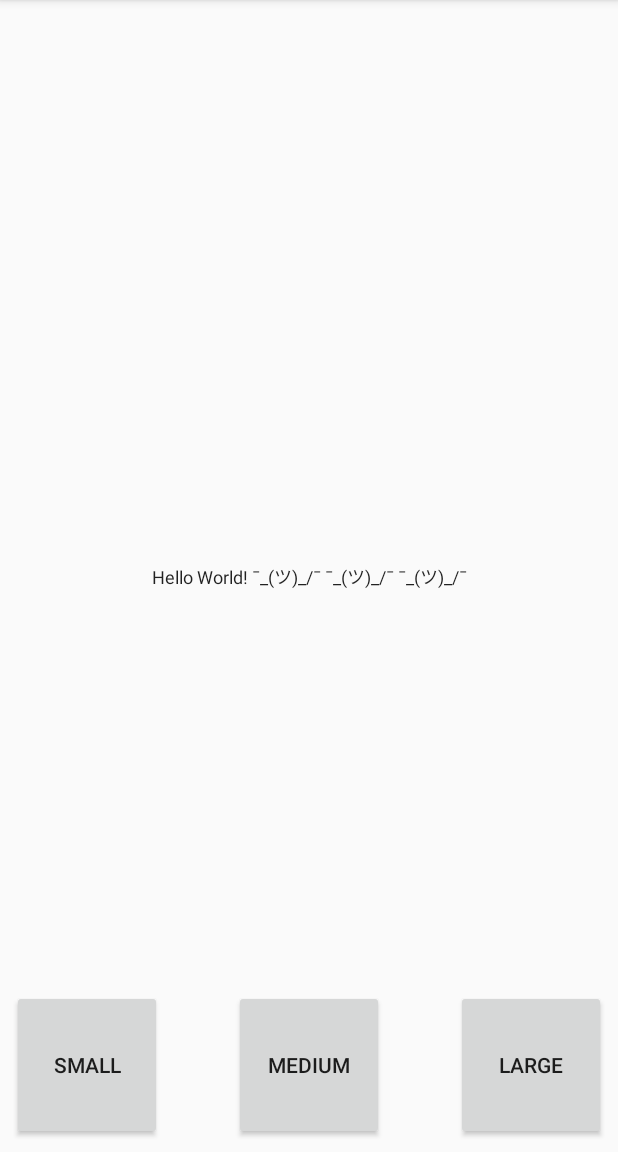
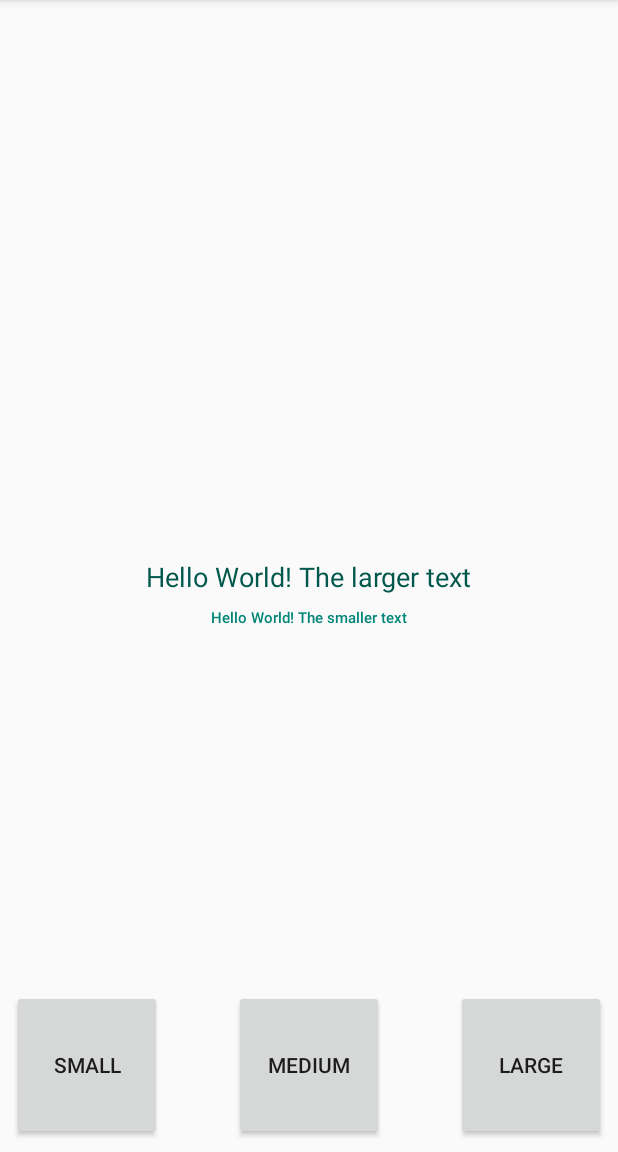
Before and after one commit to TimHyatt707/android-fontsize-study, an Android app: the screen it shows after launch (MainActivity), after a tap on "SMALL", on a phone screen of 412 x 824 dp, the part 84-1236 px from its top. Run offline under Robolectric (Android 15) with nearby library versions, the phone set to English and light mode, and no system bars.

Commit message:
finished sample implementation of overriding font themes for user accessibility

```diff
--- a/app/src/main/java/com/example/android/fontsizestudy/MainActivity.kt
+++ b/app/src/main/java/com/example/android/fontsizestudy/MainActivity.kt
@@ -9,22 +9,38 @@ import android.content.Intent
 
 class MainActivity : AppCompatActivity() {
 
+    companion object {
+        const val SMALL_FONT = "Small"
+        const val MEDIUM_FONT = "Medium"
+        const val LARGE_FONT = "Large"
+        const val FONT_SIZE_KEY = "FONT_SIZE"
+        const val PACKAGE_NAME = "com.example.android.fontsizestudy"
+    }
+
     override fun onCreate(savedInstanceState: Bundle?) {
-        val settings = getSharedPreferences("com.example.android.fontsizestudy", Context.MODE_PRIVATE)
+        val settings = getSharedPreferences(PACKAGE_NAME, Context.MODE_PRIVATE)
 
-        val fontSizePref = settings.getString("FONT_SIZE", "Medium")
+        val fontSizePref = settings.getString(FONT_SIZE_KEY, MEDIUM_FONT)
 
-        var themeId = R.style.Theme_TextMedium
-        if (fontSizePref == "Small") {
-            themeId = R.style.Theme_TextSmall
-        } else if (fontSizePref == "Large") {
-            themeId = R.style.Theme_TextLarge
+        // Default size
+        var themeId = R.style.ThemeMediumFont
+
+        when (fontSizePref) {
+            SMALL_FONT -> {
+                themeId = R.style.ThemeSmallFont
+            }
+            LARGE_FONT -> {
+                themeId = R.style.ThemeLargeFont
+            }
+            else -> { }
         }
 
         setTheme(themeId)
 
+        // Theme must be set before onCreate
         super.onCreate(savedInstanceState)
         setContentView(R.layout.activity_main)
+
         btnSmall.setOnClickListener {
             setSmallTheme()
         }
@@ -38,25 +54,26 @@ class MainActivity : AppCompatActivity() {
         }
     }
 
+    // Helper functions for setting new theme, activity must be reset to see changes on current screen
     private fun setSmallTheme() {
-        val settings = getSharedPreferences("com.example.android.fontsizestudy", Context.MODE_PRIVATE)
-        settings.edit().putString("FONT_SIZE", "Small").apply()
+        val settings = getSharedPreferences(PACKAGE_NAME, Context.MODE_PRIVATE)
+        settings.edit().putString(FONT_SIZE_KEY, SMALL_FONT).apply()
         val intent = Intent(this, MainActivity::class.java)
         startActivity(intent)
         finish()
     }
 
     private fun setMediumTheme() {
-        val settings = getSharedPreferences("com.example.android.fontsizestudy", Context.MODE_PRIVATE)
-        settings.edit().putString("FONT_SIZE", "Medium").apply()
+        val settings = getSharedPreferences(PACKAGE_NAME, Context.MODE_PRIVATE)
+        settings.edit().putString(FONT_SIZE_KEY, MEDIUM_FONT).apply()
         val intent = Intent(this, MainActivity::class.java)
         startActivity(intent)
         finish()
     }
 
     private fun setLargeTheme() {
-        val settings = getSharedPreferences("com.example.android.fontsizestudy", Context.MODE_PRIVATE)
-        settings.edit().putString("FONT_SIZE", "Large").apply()
+        val settings = getSharedPreferences(PACKAGE_NAME, Context.MODE_PRIVATE)
+        settings.edit().putString(FONT_SIZE_KEY, LARGE_FONT).apply()
         val intent = Intent(this, MainActivity::class.java)
         startActivity(intent)
         finish()
--- a/app/src/main/res/layout/activity_main.xml
+++ b/app/src/main/res/layout/activity_main.xml
@@ -7,17 +7,33 @@
     tools:context=".MainActivity">
 
     <TextView
+        android:id="@+id/textView"
+        style="?TextStyle1"
         android:layout_width="wrap_content"
         android:layout_height="wrap_content"
         android:layout_marginStart="16dp"
         android:layout_marginTop="16dp"
         android:layout_marginEnd="16dp"
         android:layout_marginBottom="16dp"
-        android:text="Hello World! ¯\_(ツ)_/¯ ¯\_(ツ)_/¯ ¯\_(ツ)_/¯"
+        android:text="Hello World! The larger text"
         app:layout_constraintBottom_toBottomOf="parent"
         app:layout_constraintEnd_toEndOf="parent"
         app:layout_constraintStart_toStartOf="parent"
         app:layout_constraintTop_toTopOf="parent" />
+
+    <TextView
+        style="?TextStyle2"
+        android:layout_width="wrap_content"
+        android:layout_height="wrap_content"
+        android:layout_marginStart="16dp"
+        android:layout_marginTop="8dp"
+        android:layout_marginEnd="16dp"
+        android:text="Hello World! The smaller text"
+        app:layout_constraintEnd_toEndOf="parent"
+        app:layout_constraintStart_toStartOf="parent"
+        app:layout_constraintTop_toBottomOf="@+id/textView" />
+
+
 
 
     <Button
--- a/app/src/main/res/values/attrs.xml
+++ b/app/src/main/res/values/attrs.xml
@@ -1,4 +1,5 @@
 <?xml version="1.0" encoding="utf-8"?>
 <resources>
-    <attr name="textBlockStyle" format="reference"/>
+    <attr name="TextStyle1" format="reference"/>
+    <attr name="TextStyle2" format="reference" />
 </resources>
--- a/app/src/main/res/values/styles.xml
+++ b/app/src/main/res/values/styles.xml
@@ -1,51 +1,74 @@
 <resources>
 
-     Base application theme.
     <style name="AppTheme" parent="Theme.AppCompat.Light.DarkActionBar">
-        <!-- Customize your theme here. -->
         <item name="colorPrimary">@color/colorPrimary</item>
         <item name="colorPrimaryDark">@color/colorPrimaryDark</item>
         <item name="colorAccent">@color/colorAccent</item>
-        <!--<item name="android:textViewStyle">@style/FontSizeMedium</item>-->
-        <!--<item name="android:textColor">@color/colorPrimary</item>-->
     </style>
 
-    <style name="Theme.TextSmall" parent="AppTheme">
-        <item name="android:textViewStyle">@style/FontSizeSmall</item>
+    <!-- Base TextStyle1 -->
+    <style name="TextStyle1" parent="android:style/Widget.TextView">
+        <item name="android:fontFamily">sans-serif</item>
+        <item name="android:textColor">@color/colorPrimaryDark</item>
     </style>
 
-    <style name="Theme.TextMedium" parent="AppTheme">
-        <item name="android:textViewStyle">@style/FontSizeMedium</item>
-    </style>
-
-    <style name="Theme.TextLarge" parent="AppTheme">
-        <item name="android:textViewStyle">@style/FontSizeLarge</item>
-    </style>
-
-    <style name="FontSizeSmall" parent="AppTheme">
-        <item name="android:textSize">12sp</item>
-    </style>
-
-    <style name="FontSizeMedium" parent="AppTheme">
-        <item name="android:textSize">24sp</item>
-    </style>
-
-    <style name="FontSizeLarge" parent="AppTheme">
-        <item name="android:textSize">36sp</item>
-    </style>
-
-    <style name="TextBlockStyle" parent="android:style/Widget.TextView">
-        <item name="android:textSize">8sp</item>
+    <!-- Base TextStyle2 -->
+    <style name="TextStyle2" parent="android:style/Widget.TextView">
+        <item name="android:fontFamily">sans-serif-medium</item>
+        <item name="android:textColor">@color/colorPrimary</item>
     </style>
 
 
-    <!-- Override TextBlockStyle style for AppThemeLight -->
-    <style name ="AppThemeLightTextBlockStyle" parent="@style/TextBlockStyle">
+    <!-- Override Small Theme -->
+
+    <style name="ThemeSmallFont" parent="AppTheme">
+        <item name="TextStyle1">@style/TextStyle1SmallFont</item>
+        <item name="TextStyle2">@style/TextStyle2SmallFont</item>
+    </style>
+
+    <!-- Override Medium Theme -->
+
+    <style name="ThemeMediumFont" parent="AppTheme">
+        <item name="TextStyle1">@style/TextStyle1MediumFont</item>
+        <item name="TextStyle2">@style/TextStyle2MediumFont</item>
+    </style>
+
+    <!-- Override Large Theme -->
+
+    <style name="ThemeLargeFont" parent="AppTheme">
+        <item name="TextStyle1">@style/TextStyle1LargeFont</item>
+        <item name="TextStyle2">@style/TextStyle2LargeFont</item>
+    </style>
+
+    <!-- Small Size override styles -->
+
+    <style name="TextStyle1SmallFont" parent="@style/TextStyle1">
+        <item name="android:textSize">18sp</item>
+    </style>
+
+    <style name="TextStyle2SmallFont" parent="@style/TextStyle2">
+        <item name="android:textSize">10sp</item>
+    </style>
+
+    <!-- Medium Size override styles -->
+
+    <style name="TextStyle1MediumFont" parent="@style/TextStyle1">
+        <item name="android:textSize">28sp</item>
+    </style>
+
+    <style name ="TextStyle2MediumFont" parent="@style/TextStyle2">
         <item name="android:textSize">20sp</item>
     </style>
-    <!-- Override MyButton style for AppThemeDark -->
-    <style name ="AppThemeDarkTextBlockStyle" parent="@style/TextBlockStyle">
-        <item name="android:textSize">40sp</item>
+
+    <!-- Large Size override styles -->
+
+    <style name="TextStyle1LargeFont" parent="@style/TextStyle1">
+        <item name="android:textSize">38sp</item>
     </style>
 
+    <style name ="TextStyle2LargeFont" parent="@style/TextStyle2">
+        <item name="android:textSize">30sp</item>
+    </style>
+
+
 </resources>
```
